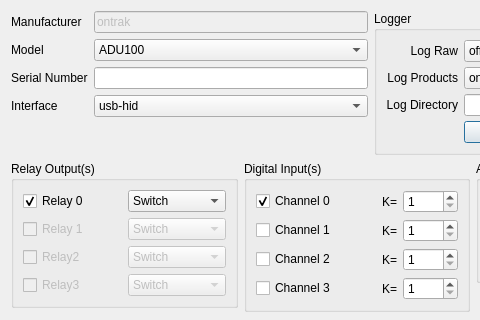
Above: inlinino/resources/setup_ontrak.ui from OceanOptics/Inlinino before the change; both pictures show x 0 to 480 and y 0 to 320 of the 742 by 412 pixel window. Below: the same form after it.
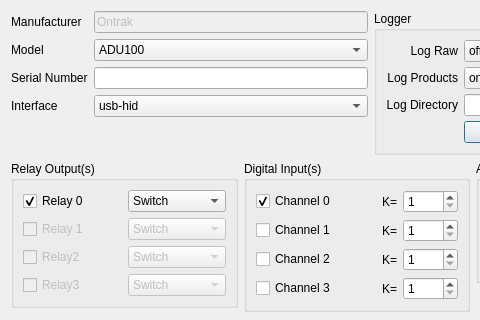
That is the form after the change.

Patch:
```diff
--- a/inlinino/resources/setup_ontrak.ui
+++ b/inlinino/resources/setup_ontrak.ui
@@ -34,7 +34,7 @@
           <bool>false</bool>
          </property>
          <property name="text">
-          <string>ontrak</string>
+          <string>Ontrak</string>
          </property>
         </widget>
        </item>
```
